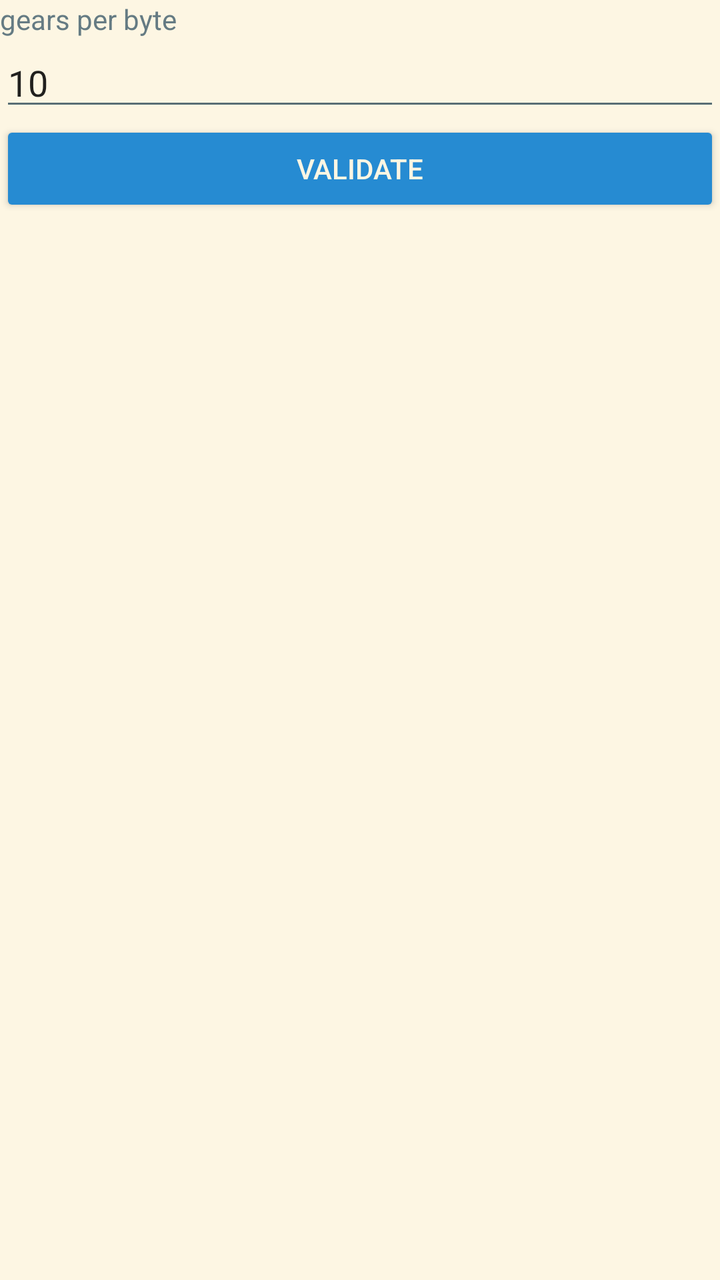
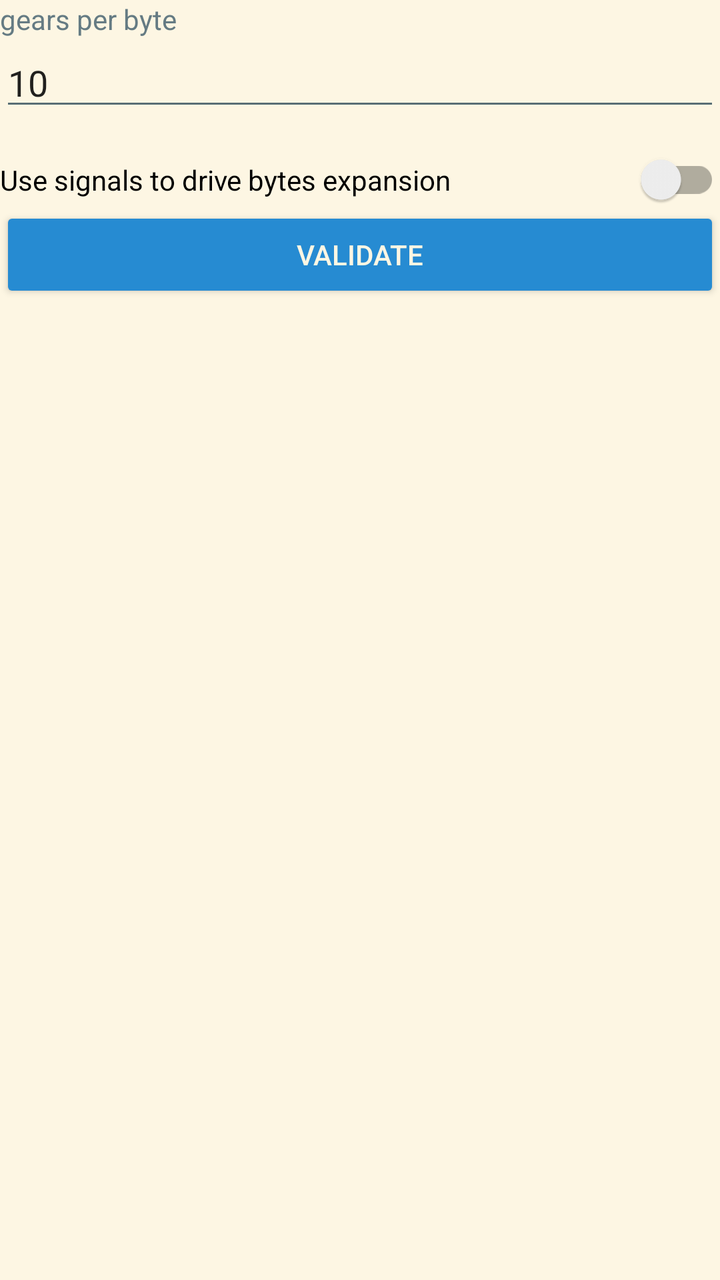

Before-and-after screenshots of an Android layout around one commit, followed by the original layout XML and the change that was made.
<!-- AndroidManifest.xml: application theme Theme.Solarized -->
<!-- res/layout/sim_ecu_cycle.xml -->
<?xml version="1.0" encoding="utf-8"?>
<LinearLayout xmlns:android="http://schemas.android.com/apk/res/android"
    android:orientation="vertical"
    android:layout_width="match_parent"
    android:layout_height="match_parent">

    <TextView
        android:layout_width="match_parent"
        android:text="@string/sim_ecu_cycle_gears_label"
        android:layout_height="wrap_content" />

    <EditText
        android:id="@+id/sim_ecu_cycle_gears_input"
        android:layout_width="match_parent"
        android:layout_height="wrap_content"
        android:ems="10"
        android:text="10"
        android:inputType="numberDecimal" />

    <Button
        android:id="@+id/sim_ecu_cycle_gears_validate"
        android:layout_width="match_parent"
        android:layout_height="wrap_content"
        android:text="@string/sim_ecu_cycle_validate" />
</LinearLayout>
<!-- resources referenced by this layout -->
<resources>
  <string name="sim_ecu_cycle_gears_label">gears per byte</string>
  <string name="sim_ecu_cycle_validate">Validate</string>
  <style name="Theme.Solarized" parent="Theme.AppCompat.Light.NoActionBar">
          <item name="colorPrimary">@color/sol_base2</item>
          <item name="colorPrimaryDark">@color/sol_base1</item>
          <item name="colorAccent">@color/sol_blue</item>
  
          <item name="android:windowBackground">@color/sol_base3</item>
          <item name="android:colorBackground">@color/sol_base3</item>
          <item name="android:textColor">@color/sol_base00</item>
          <item name="colorOnPrimary">@color/sol_base00</item>
          <item name="android:textColorSecondary">@color/sol_base01</item>
  
          <item name="android:textViewStyle">@style/Solarized.TextView.Light</item>
          <item name="android:editTextStyle">@style/Solarized.EditText.Light</item>
          <item name="android:buttonStyle">@style/Solarized.Button.Light</item>
          <item name="android:checkboxStyle">@style/Solarized.CheckBox.Light</item>
          <item name="android:alertDialogTheme">@style/Solarized.TextView.AlertDialog.Light</item>
      </style>
  <color name="sol_base2">#eee8d5</color>
  <color name="sol_base1">#93a1a1</color>
  <color name="sol_blue">#268bd2</color>
  <color name="sol_base3">#fdf6e3</color>
  <color name="sol_base00">#657b83</color>
  <color name="sol_base01">#586e75</color>
  <style name="Solarized.TextView.Light" parent="TextAppearance.AppCompat">
          <item name="android:textColor">@color/sol_base00</item>
      </style>
  <style name="Solarized.EditText.Light" parent="Widget.AppCompat.EditText">
          <item name="android:textColor">@color/sol_base00</item>
          <item name="android:textColorHint">@color/sol_base01</item>
          <item name="android:backgroundTint">@color/sol_base1</item>
      </style>
  <style name="Solarized.Button.Light" parent="Widget.AppCompat.Button">
          <item name="android:textColor">@color/sol_base3</item>
          <item name="android:backgroundTint">@color/sol_blue</item>
      </style>
  <style name="Solarized.CheckBox.Light" parent="Widget.AppCompat.CompoundButton.CheckBox">
          <item name="android:textColor">@color/sol_base00</item>
          <item name="buttonTint">@color/sol_cyan</item>
      </style>
  <style name="Solarized.TextView.AlertDialog.Light" parent="Theme.AppCompat.Dialog.Alert">
          <item name="android:background">@color/sol_base2</item>
      </style>
  <color name="sol_cyan">#2aa198</color>
</resources>

<!-- the commit's change to res/layout/sim_ecu_cycle.xml (unified diff, before → after) -->
@@ -17,9 +17,17 @@
         android:text="10"
         android:inputType="numberDecimal" />
 
+    <androidx.appcompat.widget.SwitchCompat
+        android:id="@+id/sim_ecu_cycle_use_signals"
+        android:layout_width="match_parent"
+        android:layout_height="wrap_content"
+        android:layout_marginTop="16dp"
+        android:text="@string/sim_ecu_cycle_use_signals"/>
+
     <Button
         android:id="@+id/sim_ecu_cycle_gears_validate"
         android:layout_width="match_parent"
         android:layout_height="wrap_content"
         android:text="@string/sim_ecu_cycle_validate" />
+
 </LinearLayout>
<!-- resource entries referenced after the edit -->
@@ -1,6 +1,7 @@
 <!-- resources referenced by this layout -->
 <resources>
   <string name="sim_ecu_cycle_gears_label">gears per byte</string>
+  <string name="sim_ecu_cycle_use_signals">Use signals to drive bytes expansion</string>
   <string name="sim_ecu_cycle_validate">Validate</string>
   <style name="Theme.Solarized" parent="Theme.AppCompat.Light.NoActionBar">
           <item name="colorPrimary">@color/sol_base2</item>
